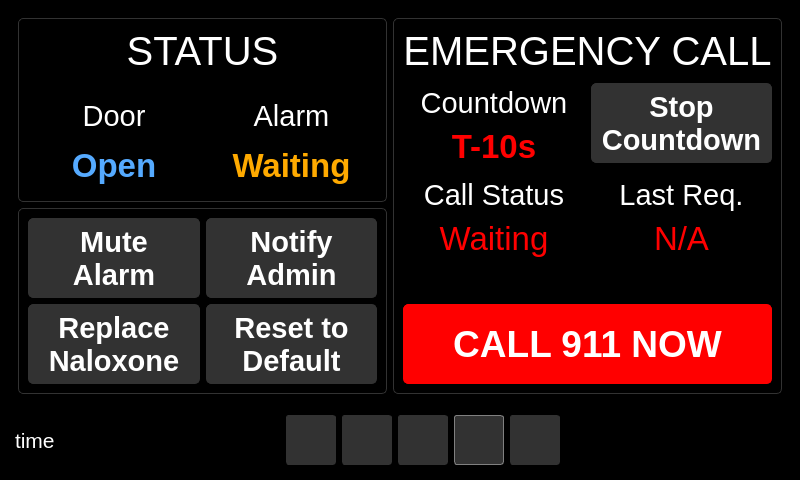
First picture: the form in qt_design/main_window.ui, repository zyl120/Naloxone_Safety_Kit, before the edit.
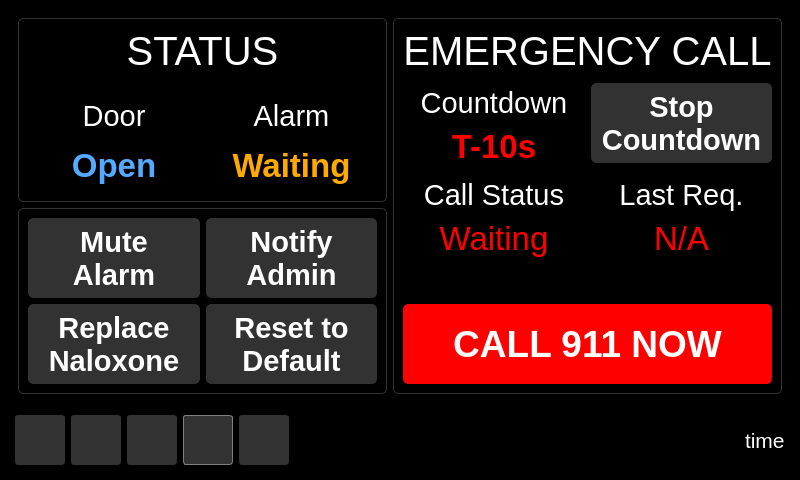
Second picture: the form after the edit. Icons and pictures are not drawn.

Diff of the .ui file:
```diff
--- a/qt_design/main_window.ui
+++ b/qt_design/main_window.ui
@@ -5471,34 +5471,6 @@
        <property name="bottomMargin">
         <number>5</number>
        </property>
-       <item>
-        <widget class="QLabel" name="time_label">
-         <property name="font">
-          <font>
-           <pointsize>16</pointsize>
-          </font>
-         </property>
-         <property name="styleSheet">
-          <string notr="true">color:white</string>
-         </property>
-         <property name="text">
-          <string>time</string>
-         </property>
-        </widget>
-       </item>
-       <item>
-        <spacer name="horizontalSpacer_2">
-         <property name="orientation">
-          <enum>Qt::Horizontal</enum>
-         </property>
-         <property name="sizeHint" stdset="0">
-          <size>
-           <width>40</width>
-           <height>20</height>
-          </size>
-         </property>
-        </spacer>
-       </item>
        <item>
         <widget class="QPushButton" name="dashboardPushButton">
          <property name="minimumSize">
@@ -5758,6 +5730,21 @@
          </property>
         </spacer>
        </item>
+       <item>
+        <widget class="QLabel" name="time_label">
+         <property name="font">
+          <font>
+           <pointsize>16</pointsize>
+          </font>
+         </property>
+         <property name="styleSheet">
+          <string notr="true">color:white</string>
+         </property>
+         <property name="text">
+          <string>time</string>
+         </property>
+        </widget>
+       </item>
       </layout>
      </widget>
     </item>
```
Left out of the diff: 12 changed lines with no effect on the pictures.
